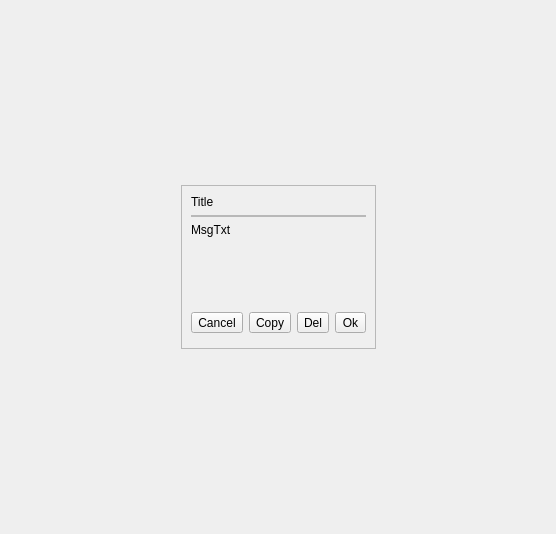
The window that src/Comm/ShowMessage.ui (ic005k/Knot-Legacy) describes before a commit, drawn with Qt 5.
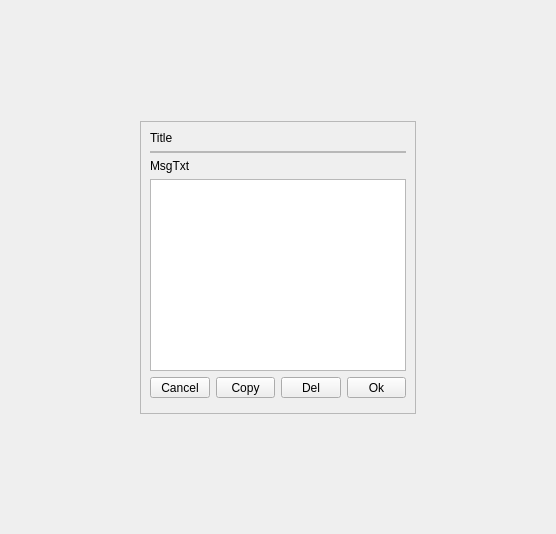
The same window after the commit.

The edit to the form file:
```diff
--- a/src/Comm/ShowMessage.ui
+++ b/src/Comm/ShowMessage.ui
@@ -97,17 +97,7 @@
           </widget>
          </item>
          <item>
-          <spacer name="verticalSpacer_3">
-           <property name="orientation">
-            <enum>Qt::Vertical</enum>
-           </property>
-           <property name="sizeHint" stdset="0">
-            <size>
-             <width>20</width>
-             <height>40</height>
-            </size>
-           </property>
-          </spacer>
+          <widget class="QTextEdit" name="editMsg"/>
          </item>
          <item>
           <layout class="QHBoxLayout" name="horizontalLayout">
```
